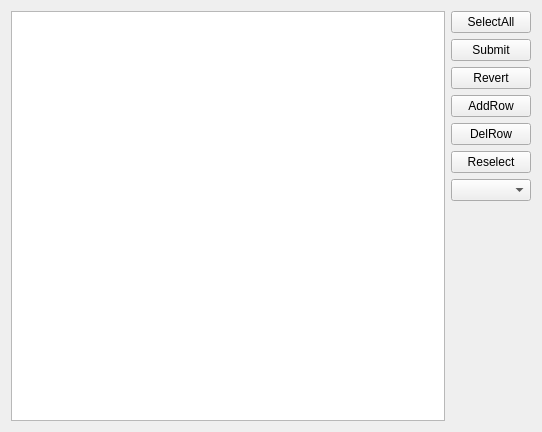
First picture: the form in Sketches_QT/Qt_DataBase/Qt_FireBird/Example2/widget.ui, repository Den-Git-CPP/Sketches_CPP_QT, before the edit.
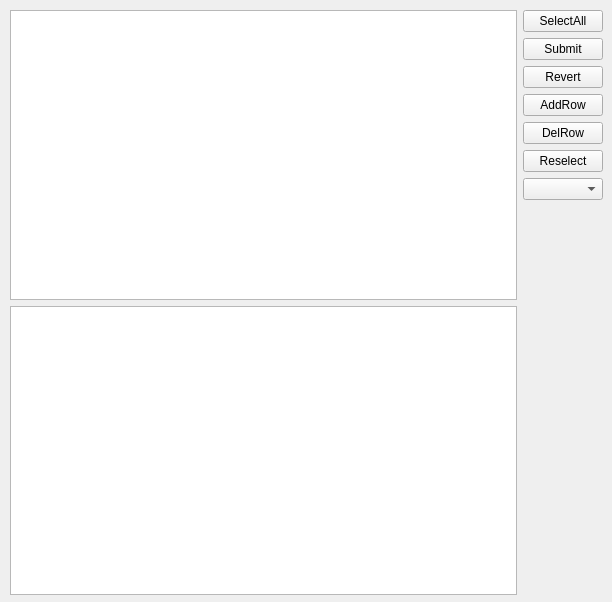
Second picture: the form after the edit.

What changed in the file:
```diff
--- a/Sketches_QT/Qt_DataBase/Qt_FireBird/Example2/widget.ui
+++ b/Sketches_QT/Qt_DataBase/Qt_FireBird/Example2/widget.ui
@@ -6,20 +6,34 @@
    <rect>
     <x>0</x>
     <y>0</y>
-    <width>542</width>
-    <height>432</height>
+    <width>612</width>
+    <height>602</height>
    </rect>
   </property>
   <property name="windowTitle">
    <string>Widget</string>
   </property>
-  <layout class="QVBoxLayout" name="verticalLayout_2">
-   <item>
+  <widget class="QWidget" name="">
+   <property name="geometry">
+    <rect>
+     <x>10</x>
+     <y>10</y>
+     <width>593</width>
+     <height>585</height>
+    </rect>
+   </property>
     <layout class="QHBoxLayout" name="horizontalLayout">
      <item>
+     <layout class="QVBoxLayout" name="verticalLayout_2">
+      <item>
       <widget class="QTableView" name="tableView"/>
      </item>
      <item>
+       <widget class="QTableView" name="tableView_2"/>
+      </item>
+     </layout>
+    </item>
+    <item>
       <layout class="QVBoxLayout" name="verticalLayout">
        <item>
         <widget class="QPushButton" name="pushButton_Select_All">
@@ -82,8 +96,7 @@
       </layout>
      </item>
     </layout>
-   </item>
-  </layout>
+  </widget>
  </widget>
  <resources/>
  <connections/>
```
Lines whose indentation alone changed are shown as unchanged.
